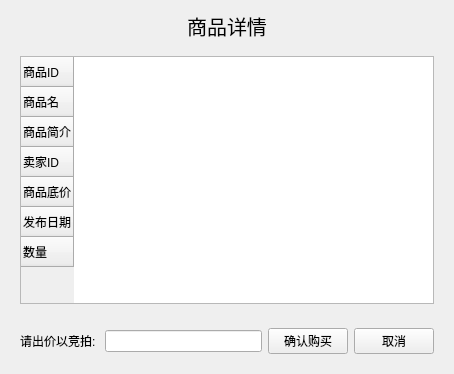
Qt form mymessagebox.ui (yunzinan/AP_CAP) before a commit.
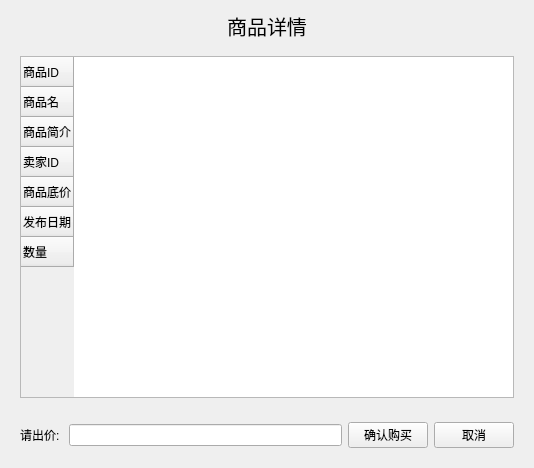
The same form after that commit.

```diff
--- a/mymessagebox.ui
+++ b/mymessagebox.ui
@@ -6,8 +6,8 @@
    <rect>
     <x>0</x>
     <y>0</y>
-    <width>454</width>
-    <height>374</height>
+    <width>534</width>
+    <height>468</height>
    </rect>
   </property>
   <property name="windowTitle">
@@ -32,9 +32,42 @@
    </item>
    <item>
     <widget class="QWidget" name="widget" native="true">
-     <layout class="QVBoxLayout" name="verticalLayout">
+     <layout class="QHBoxLayout" name="horizontalLayout_2">
       <item>
        <widget class="QTableWidget" name="tableWidget">
+        <property name="sizePolicy">
+         <sizepolicy hsizetype="Expanding" vsizetype="Expanding">
+          <horstretch>0</horstretch>
+          <verstretch>0</verstretch>
+         </sizepolicy>
+        </property>
+        <property name="autoFillBackground">
+         <bool>true</bool>
+        </property>
+        <property name="verticalScrollBarPolicy">
+         <enum>Qt::ScrollBarAlwaysOff</enum>
+        </property>
+        <property name="horizontalScrollBarPolicy">
+         <enum>Qt::ScrollBarAlwaysOff</enum>
+        </property>
+        <property name="sizeAdjustPolicy">
+         <enum>QAbstractScrollArea::AdjustToContents</enum>
+        </property>
+        <property name="autoScroll">
+         <bool>true</bool>
+        </property>
+        <property name="editTriggers">
+         <set>QAbstractItemView::NoEditTriggers</set>
+        </property>
+        <property name="alternatingRowColors">
+         <bool>true</bool>
+        </property>
+        <property name="textElideMode">
+         <enum>Qt::ElideRight</enum>
+        </property>
+        <attribute name="horizontalHeaderVisible">
+         <bool>false</bool>
+        </attribute>
         <row>
          <property name="text">
           <string>商品ID</string>
@@ -81,7 +114,7 @@
       <item>
        <widget class="QLabel" name="label_2">
         <property name="text">
-         <string>请出价以竞拍: </string>
+         <string>请出价: </string>
         </property>
        </widget>
       </item>
```
